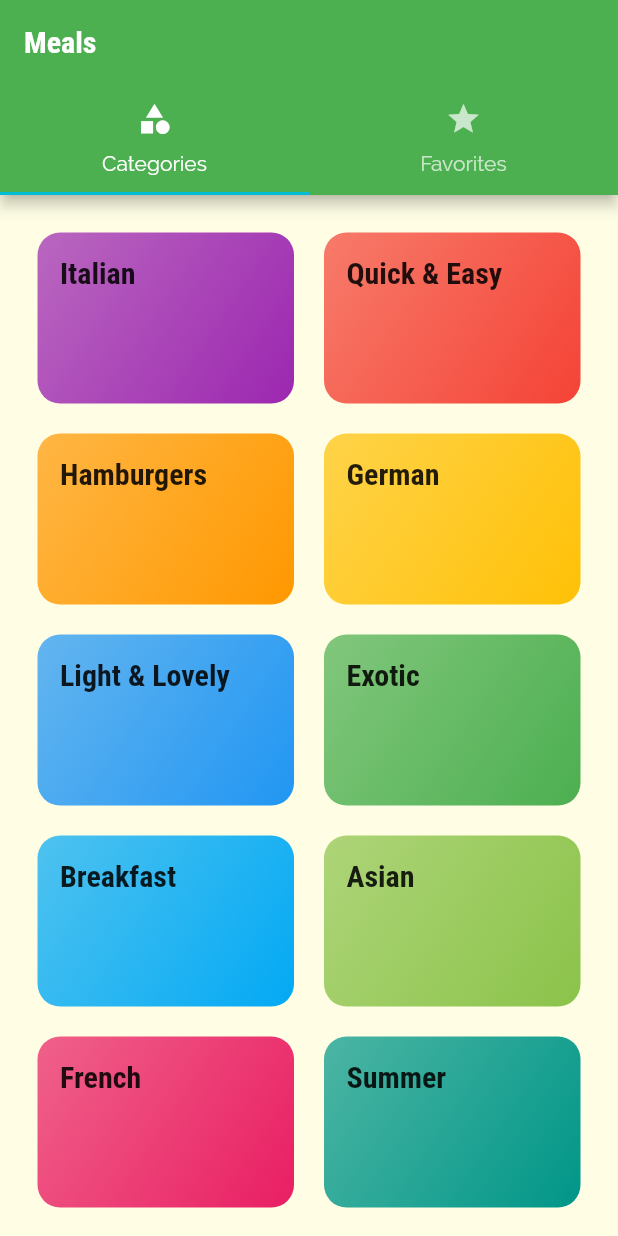
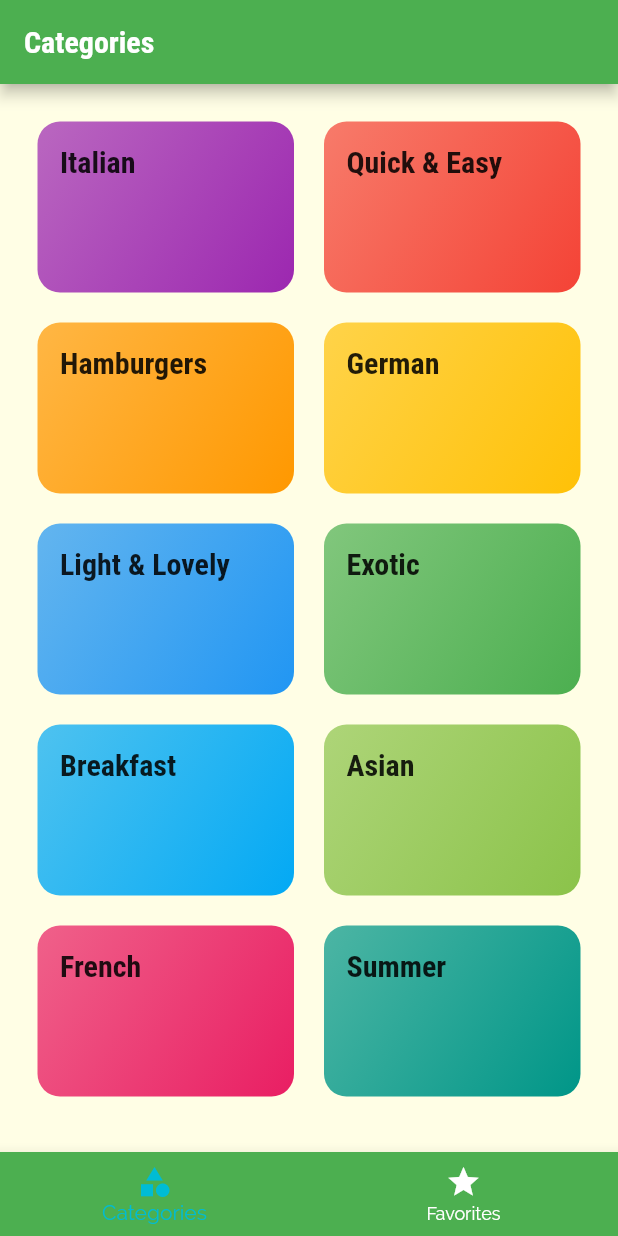
Before and after one commit to marcellus-saputra/udemy_meals_app, a Flutter app: the screen it shows after launch, on a phone screen of 412 x 824 dp. Run offline on Flutter 3.47's test engine with Material 2 defaults, Android fonts, the phone set to English and light mode, and no system bars.

```diff
--- a/lib/screens/tabs_screen.dart
+++ b/lib/screens/tabs_screen.dart
@@ -10,31 +10,40 @@ class TabsScreen extends StatefulWidget {
 }
 
 class _TabsScreenState extends State<TabsScreen> {
+  final List<Map<String, Object>> _pages = [
+    {'page': CategoriesScreen(), 'title': 'Categories'},
+    {'page': FavoritesScreen(), 'title': 'Your Favorites'},
+  ];
+  int _selectedPageIndex = 0;
+  void _selectPage(int index) {
+    setState(() {
+      _selectedPageIndex = index;
+    });
+  }
+
   @override
   Widget build(BuildContext context) {
-    return DefaultTabController(
-      length: 2,
-      initialIndex: 0,
-      child: Scaffold(
-        appBar: AppBar(
-          title: Text('Meals'),
-          bottom: TabBar(
-            tabs: [
-              Tab(
-                icon: Icon(Icons.category),
-                text: 'Categories',
-              ),
-              Tab(
-                icon: Icon(Icons.star),
-                text: 'Favorites',
-              ),
-            ],
+    return Scaffold(
+      appBar: AppBar(
+        title: Text(_pages[_selectedPageIndex]['title']),
+      ),
+      body: _pages[_selectedPageIndex]['page'],
+      bottomNavigationBar: BottomNavigationBar(
+        onTap: _selectPage,
+        backgroundColor: Theme.of(context).primaryColor,
+        unselectedItemColor: Colors.white,
+        selectedItemColor: Theme.of(context).accentColor,
+        currentIndex: _selectedPageIndex,
+        items: [
+          BottomNavigationBarItem(
+            icon: Icon(Icons.category),
+            label: 'Categories',
           ),
-        ),
-        body: TabBarView(children: [
-          CategoriesScreen(),
-          FavoritesScreen(),
-        ]),
+          BottomNavigationBarItem(
+            icon: Icon(Icons.star),
+            label: 'Favorites',
+          )
+        ],
       ),
     );
   }
```
